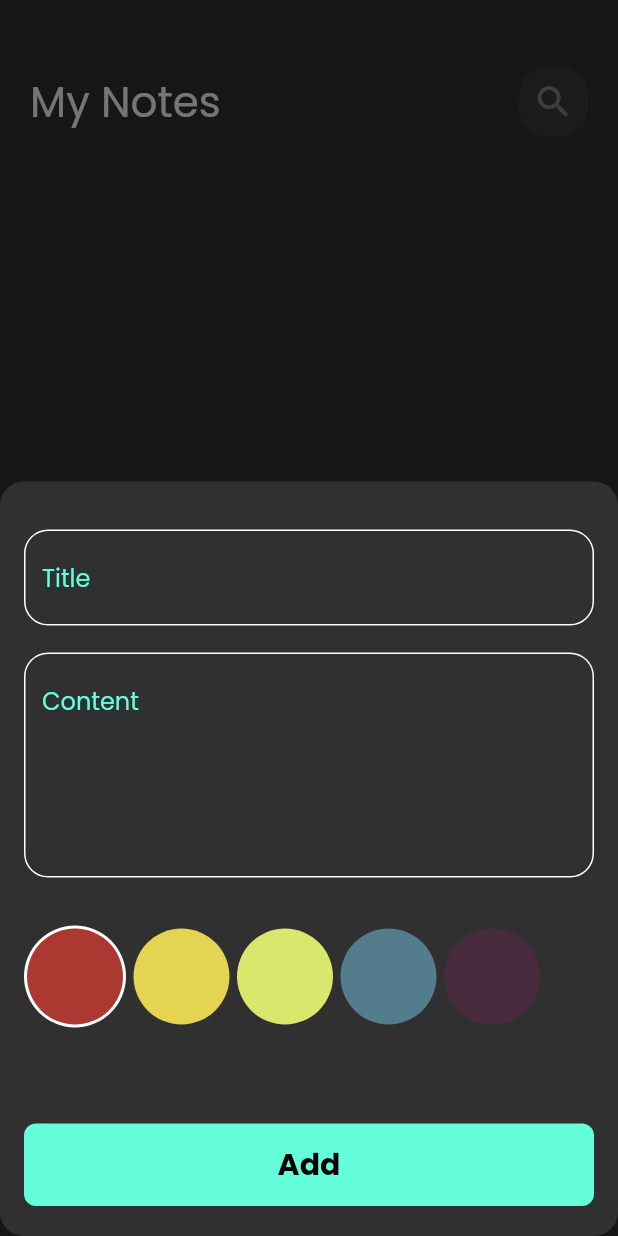
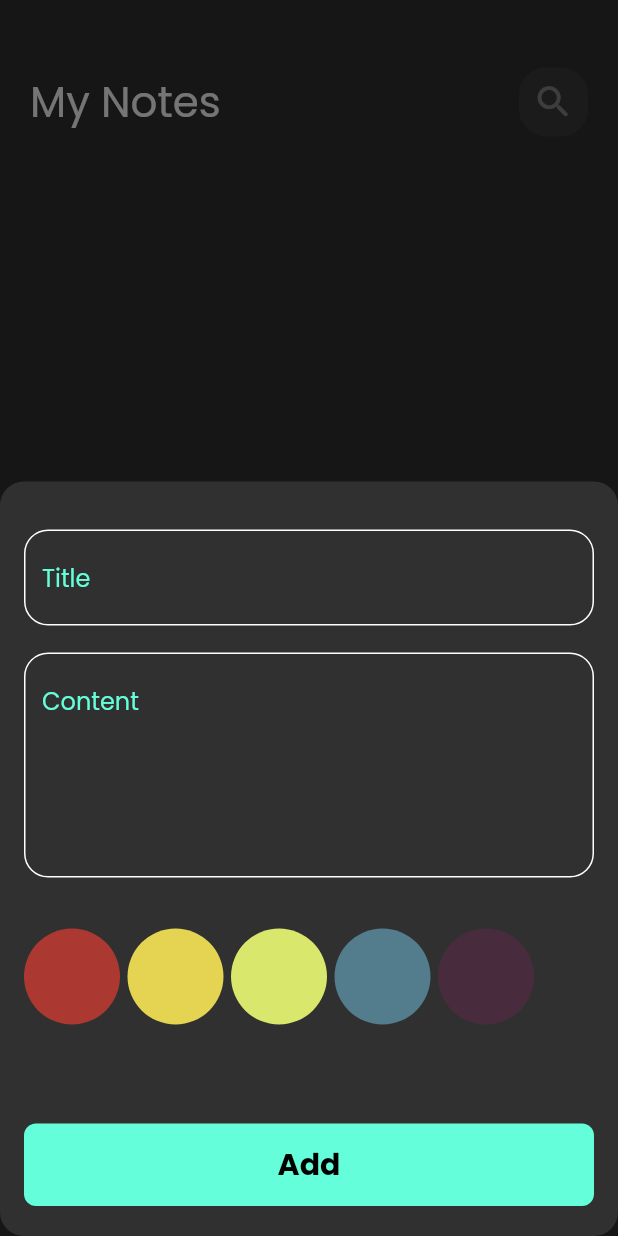
Before and after one commit to islam-diab/MyNotes, a Flutter app: the screen it shows after launch, after a tap on the "add" icon, on a phone screen of 412 x 824 dp. Run offline on Flutter 3.47's test engine with Material 2 defaults, Android fonts, the phone set to English and light mode, and no system bars; our stand-ins replace bloc, flutter_bloc, font_awesome_flutter, hive, hive_flutter; accounts and stored records are empty.

Commit message:
finish color list view

```diff
--- a/lib/cubit/add_note_cubit/add_note_cubit.dart
+++ b/lib/cubit/add_note_cubit/add_note_cubit.dart
@@ -1,3 +1,5 @@
+import 'dart:ui';
+
 import 'package:bloc/bloc.dart';
 import 'package:hive_flutter/adapters.dart';
 import 'package:meta/meta.dart';
@@ -9,8 +11,10 @@ part 'add_note_state.dart';
 
 class AddNoteCubit extends Cubit<AddNoteState> {
   AddNoteCubit() : super(AddNoteInitial());
+  Color color = kPrimaryColor;
 
   addNote(NoteModel note) async {
+    note.color = color.value;
     emit(AddNoteLoading());
     try {
       var noteBox = Hive.box<NoteModel>(kNotesBox);
--- a/lib/view/widget/color_list_view.dart
+++ b/lib/view/widget/color_list_view.dart
@@ -1,4 +1,6 @@
 import 'package:flutter/material.dart';
+import 'package:flutter_bloc/flutter_bloc.dart';
+import 'package:my_notes/cubit/add_note_cubit/add_note_cubit.dart';
 
 class ColorItem extends StatelessWidget {
   const ColorItem({super.key, required this.isActive, required this.color});
@@ -31,7 +33,7 @@ class ColorsListView extends StatefulWidget {
 }
 
 class _ColorsListViewState extends State<ColorsListView> {
-  int currentIndex = 0;
+  int? currentIndex;
   final List<Color> colors = const [
     Color(0xffAC3931),
     Color(0xffE5D352),
@@ -53,6 +55,7 @@ class _ColorsListViewState extends State<ColorsListView> {
             child: GestureDetector(
               onTap: () {
                 currentIndex = index;
+                BlocProvider.of<AddNoteCubit>(context).color = colors[index];
                 setState(() {});
               },
               child: ColorItem(
```
